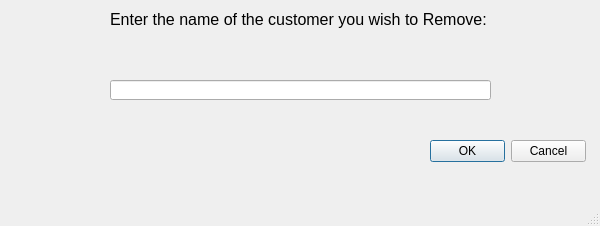
The window that removewindow.ui (JaredRauch/Cyber-Dragon-Repository) describes before a commit, drawn with Qt 5.
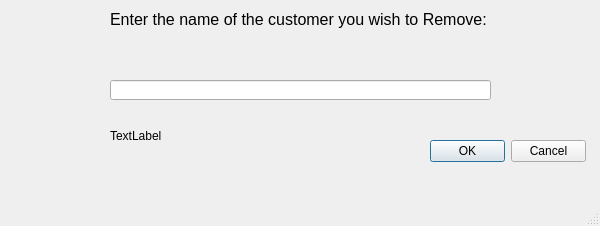
The same window after the commit.

The edit to the form file:
```diff
--- a/removewindow.ui
+++ b/removewindow.ui
@@ -53,6 +53,19 @@
      </rect>
     </property>
    </widget>
+   <widget class="QLabel" name="Blank_Label">
+    <property name="geometry">
+     <rect>
+      <x>110</x>
+      <y>120</y>
+      <width>281</width>
+      <height>31</height>
+     </rect>
+    </property>
+    <property name="text">
+     <string>TextLabel</string>
+    </property>
+   </widget>
   </widget>
   <widget class="QMenuBar" name="menubar">
    <property name="geometry">
```
